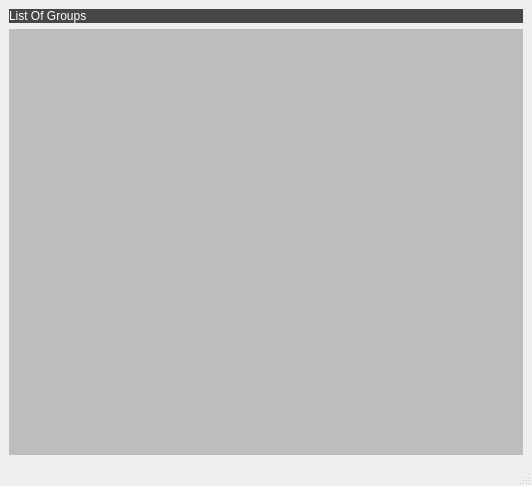
This is Resources/Ui/AlterGroups.ui in Darshitjivani/MBAS as Qt 5 draws it before an edit. The edited form follows.
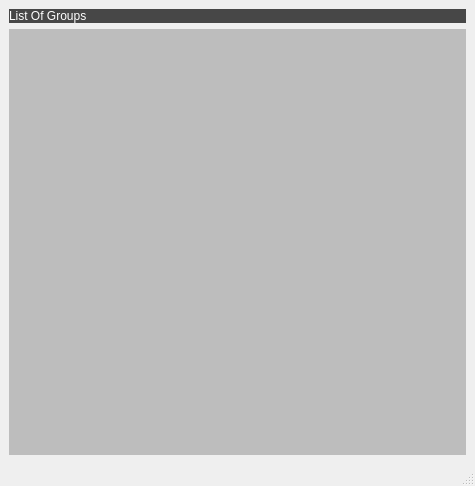
This is the edited form.

What changed in the file:
```diff
--- a/Resources/Ui/AlterGroups.ui
+++ b/Resources/Ui/AlterGroups.ui
@@ -6,7 +6,7 @@
    <rect>
     <x>0</x>
     <y>0</y>
-    <width>532</width>
+    <width>475</width>
     <height>486</height>
    </rect>
   </property>
```
Left out of the diff: 2 changed lines with no effect on the pictures.
